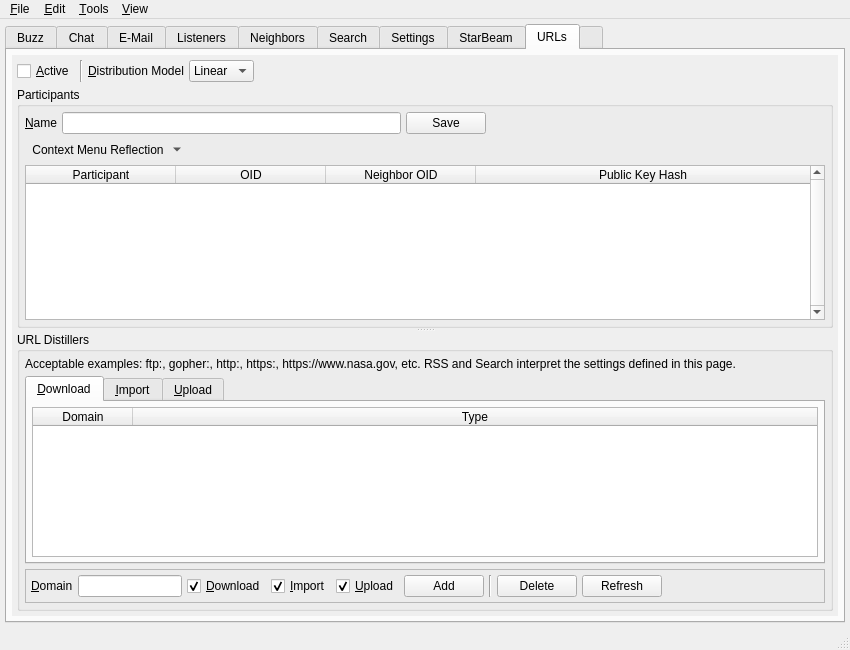
First picture: the form in branches/trunk/UI/spot-on-controlcenter.ui, repository textbrowser/spot-on, before the edit.
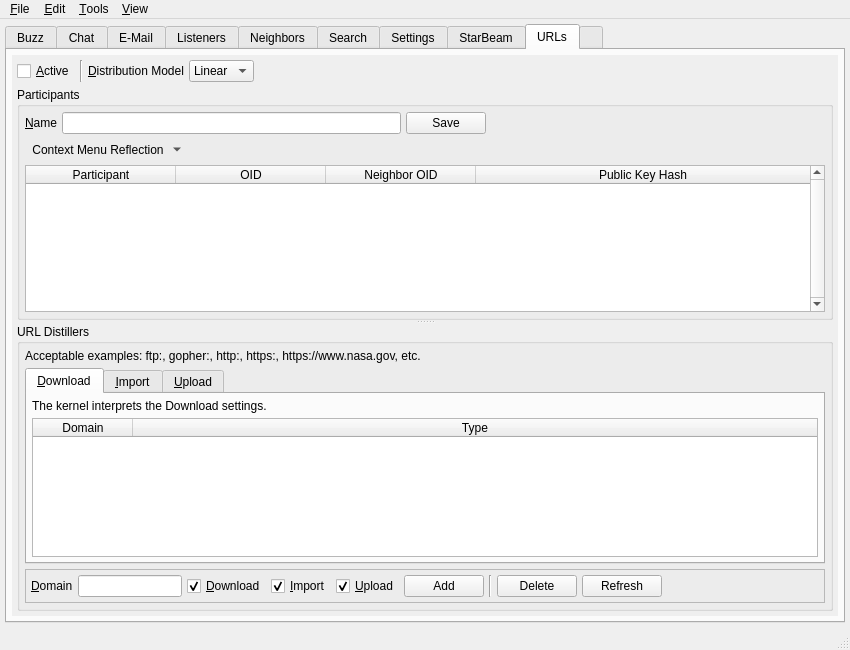
Second picture: the form after the edit. The open tabs and pages were chosen to show the change. Icons and pictures are not drawn. Custom widgets are drawn as their Qt base class.

What changed in the file:
```diff
--- a/branches/trunk/UI/spot-on-controlcenter.ui
+++ b/branches/trunk/UI/spot-on-controlcenter.ui
@@ -8215,7 +8215,7 @@
                 <item>
                  <widget class="QLabel" name="label_9">
                   <property name="text">
-                   <string>Acceptable examples: ftp:, gopher:, http:, https:, https://www.nasa.gov, etc. RSS and Search interpret the settings defined in this page.</string>
+                   <string>Acceptable examples: ftp:, gopher:, http:, https:, https://www.nasa.gov, etc.</string>
                   </property>
                   <property name="wordWrap">
                    <bool>true</bool>
@@ -8247,6 +8247,16 @@
                     <property name="bottomMargin">
                      <number>5</number>
                     </property>
+                    <item>
+                     <widget class="QLabel" name="label_40">
+                      <property name="text">
+                       <string>The kernel interprets the Download settings.</string>
+                      </property>
+                      <property name="wordWrap">
+                       <bool>true</bool>
+                      </property>
+                     </widget>
+                    </item>
                     <item>
                      <widget class="QTableWidget" name="downDistillers">
                       <property name="tabKeyNavigation">
```
Left out of the diff: 22 changed lines with no effect on the pictures.
